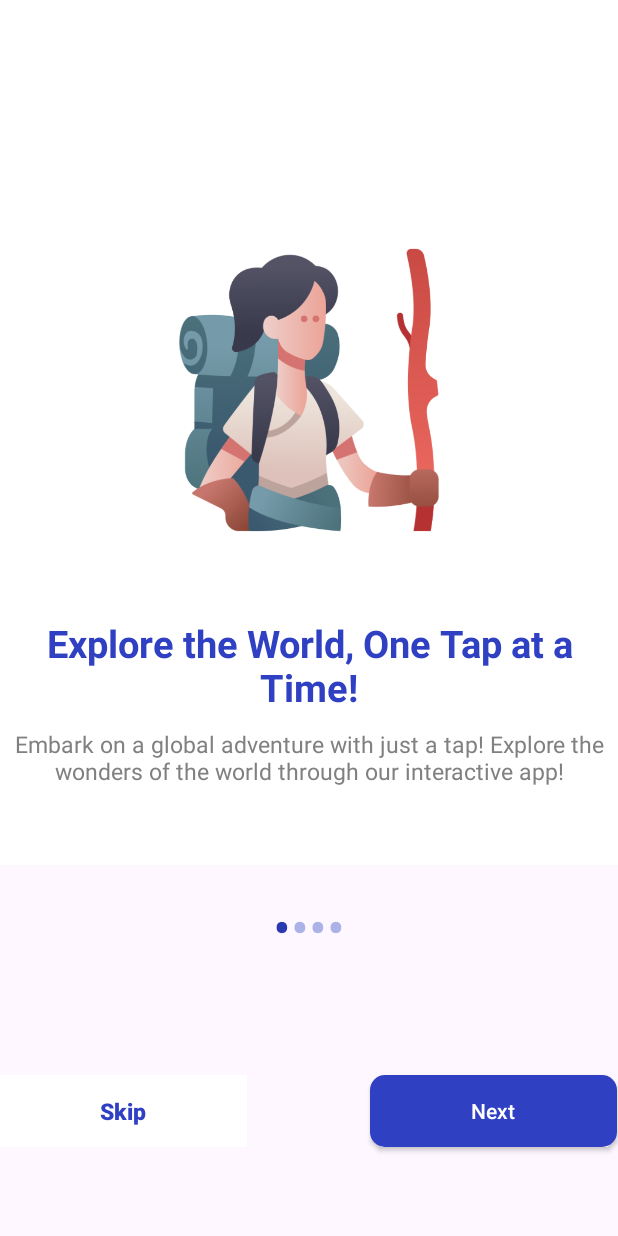
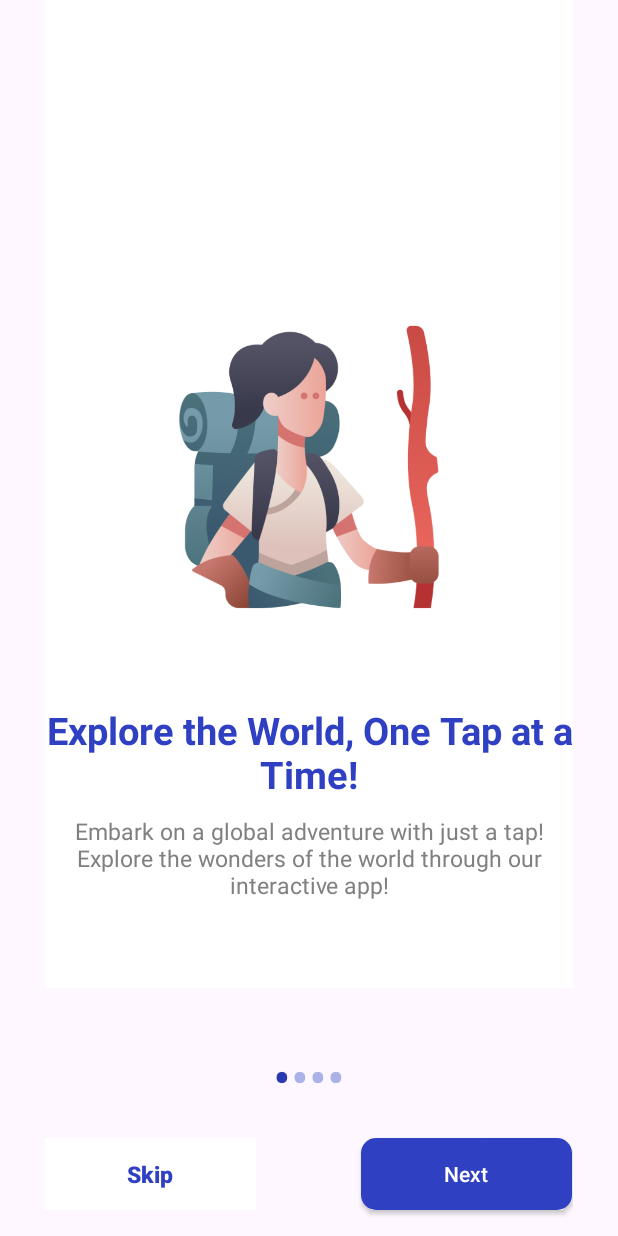
Before and after one commit to Ruturajchavda/NomadNest, an Android app: the screen it shows after launch (IntroScreenActivity), on a phone screen of 412 x 824 dp. Run offline under Robolectric (Android 15) with nearby library versions, the phone set to English and light mode, and no system bars.

Commit message:
Design changes in intro screen

```diff
--- a/app/src/main/AndroidManifest.xml
+++ b/app/src/main/AndroidManifest.xml
@@ -13,6 +13,9 @@
         android:theme="@style/Theme.NomadNest"
         tools:targetApi="31">
         <activity
+            android:name=".activity.HomeActivity"
+            android:exported="false" />
+        <activity
             android:name=".activity.IntroScreenActivity"
             android:exported="false" />
         <activity
--- a/app/src/main/java/com/example/nomadnest/activity/IntroScreenActivity.java
+++ b/app/src/main/java/com/example/nomadnest/activity/IntroScreenActivity.java
@@ -3,6 +3,7 @@ package com.example.nomadnest.activity;
 import androidx.appcompat.app.AppCompatActivity;
 import androidx.viewpager.widget.ViewPager;
 
+import android.content.Intent;
 import android.os.Bundle;
 import android.text.Html;
 import android.view.View;
@@ -120,7 +121,8 @@ public class IntroScreenActivity extends AppCompatActivity implements View.OnCli
     }
 
     private void goToHomeScreen() {
-
+        finish();
+        startActivity(new Intent(IntroScreenActivity.this,HomeActivity.class));
     }
 
 }
--- a/app/src/main/res/layout/activity_intro_screen.xml
+++ b/app/src/main/res/layout/activity_intro_screen.xml
@@ -5,21 +5,22 @@
     android:layout_width="match_parent"
     android:layout_height="match_parent"
     android:orientation="vertical"
-    android:layout_marginHorizontal="@dimen/large_margin"
     tools:context=".activity.IntroScreenActivity">
 
     <androidx.viewpager.widget.ViewPager
         android:id="@+id/intro_viewpager"
         android:layout_width="match_parent"
         android:layout_height="0dp"
-        android:layout_weight="0.7"/>
+        android:layout_marginHorizontal="@dimen/high_margin"
+        android:layout_weight="0.8"/>
 
     <LinearLayout
         android:id="@+id/ll_dots"
         android:layout_width="match_parent"
         android:layout_height="0dp"
         android:layout_weight="0.1"
-        android:gravity="center"
+        android:layout_marginHorizontal="@dimen/big_margin"
+        android:gravity="bottom|center"
         android:orientation="horizontal">
 
     </LinearLayout>
@@ -28,7 +29,8 @@
         android:layout_width="match_parent"
         android:layout_height="0dp"
         android:gravity="center"
-        android:layout_weight="0.2">
+        android:layout_marginHorizontal="@dimen/high_margin"
+        android:layout_weight="0.1">
 
         <androidx.appcompat.widget.AppCompatButton
             android:id="@+id/btnSkip"
--- a/app/src/main/res/values/dimens.xml
+++ b/app/src/main/res/values/dimens.xml
@@ -4,9 +4,10 @@
     <dimen name="small_margin">5dp</dimen>
     <dimen name="medium_margin">10dp</dimen>
     <dimen name="large_margin">20dp</dimen>
+    <dimen name="high_margin">30dp</dimen>
+    <dimen name="big_margin">50dp</dimen>
 
-    <dimen name="standard_corner">10dp</dimen
-        >
+    <dimen name="standard_corner">10dp</dimen>
     <dimen name="intro_image_size">200dp</dimen>
 
 
@@ -14,6 +15,6 @@
     <dimen name="medium_font">15sp</dimen>
     <dimen name="large_font">20sp</dimen>
     <dimen name="title_font">25sp</dimen>
-    <dimen name="high_margin">30dp</dimen>
+
 
 </resources>
```
Also changed, not shown: app/src/main/java/com/example/nomadnest/activity/HomeActivity.java (added, +16 -0 lines), app/src/main/res/layout/activity_home.xml (added, +9 -0 lines).
